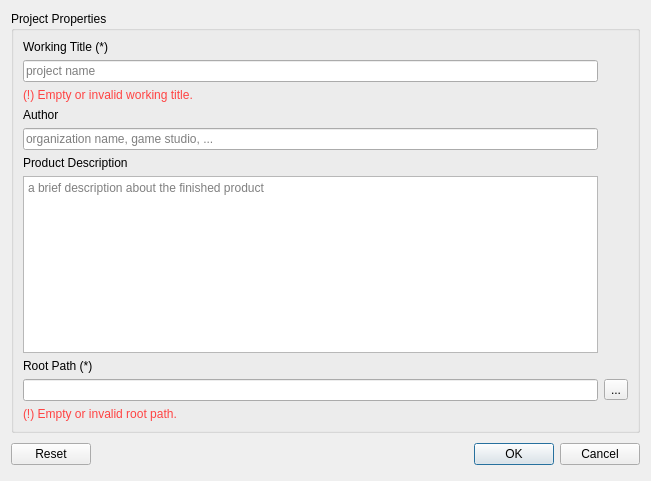
TophUwO/Noriko, file res/forms/form_dlg_projnew.ui: the form before one commit.
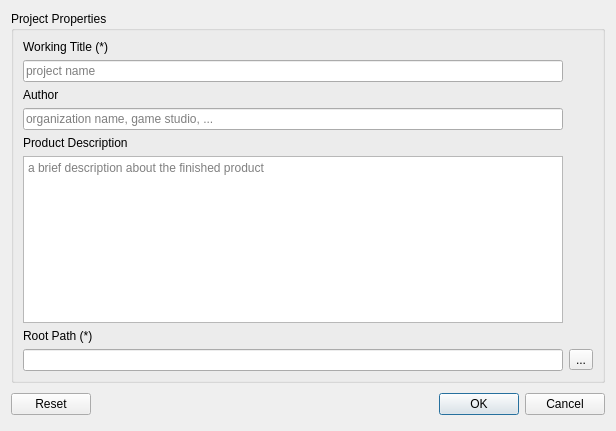
The form after the commit. Icons and pictures are not drawn.

```diff
--- a/res/forms/form_dlg_projnew.ui
+++ b/res/forms/form_dlg_projnew.ui
@@ -9,8 +9,8 @@
    <rect>
     <x>0</x>
     <y>0</y>
-    <width>651</width>
-    <height>481</height>
+    <width>616</width>
+    <height>431</height>
    </rect>
   </property>
   <property name="windowTitle">
@@ -72,21 +72,31 @@
      <layout class="QGridLayout" name="gridLayout_2">
       <item row="0" column="0">
        <layout class="QGridLayout" name="loProps">
-        <item row="4" column="0">
+        <item row="0" column="0">
+         <widget class="QLabel" name="lblWkTitle">
+          <property name="text">
+           <string>&lt;html&gt;&lt;head/&gt;&lt;body&gt;&lt;p&gt;Working Title (*)&lt;/p&gt;&lt;/body&gt;&lt;/html&gt;</string>
+          </property>
+         </widget>
+        </item>
+        <item row="3" column="0">
          <widget class="QLineEdit" name="leAuthor">
           <property name="placeholderText">
            <string>organization name, game studio, ...</string>
           </property>
          </widget>
         </item>
-        <item row="9" column="0">
-         <widget class="QLabel" name="lblInvRootPath">
+        <item row="4" column="0">
+         <widget class="QLabel" name="lblDesc">
           <property name="text">
-           <string>&lt;html&gt;&lt;head/&gt;&lt;body&gt;&lt;p&gt;&lt;span style=&quot; color:#ff4343;&quot;&gt;(!) Empty or invalid root path.&lt;/span&gt;&lt;/p&gt;&lt;/body&gt;&lt;/html&gt;</string>
+           <string>Product Description</string>
+          </property>
+          <property name="alignment">
+           <set>Qt::AlignmentFlag::AlignLeading|Qt::AlignmentFlag::AlignLeft|Qt::AlignmentFlag::AlignTop</set>
           </property>
          </widget>
         </item>
-        <item row="6" column="0">
+        <item row="5" column="0">
          <widget class="QPlainTextEdit" name="pteDesc">
           <property name="tabChangesFocus">
            <bool>true</bool>
@@ -96,20 +106,6 @@
           </property>
          </widget>
         </item>
-        <item row="8" column="0">
-         <widget class="QLineEdit" name="leRootPath">
-          <property name="clearButtonEnabled">
-           <bool>true</bool>
-          </property>
-         </widget>
-        </item>
-        <item row="7" column="0">
-         <widget class="QLabel" name="lblRootPath">
-          <property name="text">
-           <string>Root Path (*)</string>
-          </property>
-         </widget>
-        </item>
         <item row="1" column="0">
          <widget class="QLineEdit" name="leWkTitle">
           <property name="placeholderText">
@@ -120,38 +116,21 @@
           </property>
          </widget>
         </item>
-        <item row="5" column="0">
-         <widget class="QLabel" name="lblDesc">
-          <property name="text">
-           <string>Product Description</string>
+        <item row="7" column="0">
+         <widget class="QLineEdit" name="leRootPath">
+          <property name="clearButtonEnabled">
+           <bool>true</bool>
           </property>
-          <property name="alignment">
-           <set>Qt::AlignmentFlag::AlignLeading|Qt::AlignmentFlag::AlignLeft|Qt::AlignmentFlag::AlignTop</set>
-          </property>
          </widget>
         </item>
-        <item row="0" column="0">
-         <widget class="QLabel" name="lblWkTitle">
+        <item row="6" column="0">
+         <widget class="QLabel" name="lblRootPath">
           <property name="text">
-           <string>&lt;html&gt;&lt;head/&gt;&lt;body&gt;&lt;p&gt;Working Title (*)&lt;/p&gt;&lt;/body&gt;&lt;/html&gt;</string>
+           <string>Root Path (*)</string>
           </property>
          </widget>
         </item>
-        <item row="2" column="0">
-         <widget class="QLabel" name="lblInvWkTitle">
-          <property name="text">
-           <string>&lt;html&gt;&lt;head/&gt;&lt;body&gt;&lt;p&gt;&lt;span style=&quot; color:#ff4343;&quot;&gt;(!) Empty or invalid working title.&lt;/span&gt;&lt;/p&gt;&lt;/body&gt;&lt;/html&gt;</string>
-          </property>
-         </widget>
-        </item>
-        <item row="3" column="0">
-         <widget class="QLabel" name="lblAuthor">
-          <property name="text">
-           <string>Author</string>
-          </property>
-         </widget>
-        </item>
-        <item row="8" column="1">
+        <item row="7" column="1">
          <widget class="QToolButton" name="tbtnBrowse">
           <property name="text">
            <string>...</string>
@@ -161,6 +140,13 @@
           </property>
          </widget>
         </item>
+        <item row="2" column="0">
+         <widget class="QLabel" name="lblAuthor">
+          <property name="text">
+           <string>Author</string>
+          </property>
+         </widget>
+        </item>
        </layout>
       </item>
      </layout>
```
